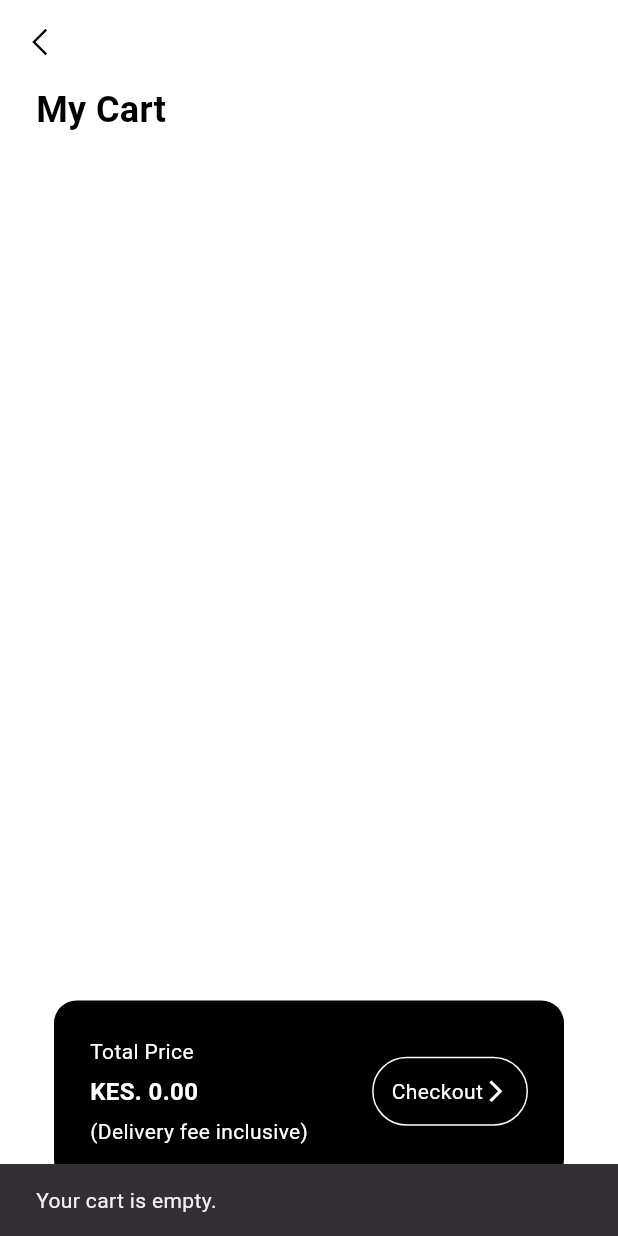
After one commit to art-sparrow/kicks_corner_admin, a Flutter app: the Cart screen opened directly, after a tap on "Checkout", on a phone screen of 412 x 824 dp. The commit adds this screen. Run offline on Flutter 3.47's test engine with Material 3 defaults, Android fonts, the phone set to English and light mode, and no system bars; our stand-ins replace cloud_firestore, firebase_auth, firebase_core, firebase_storage, flutter_local_notifications, google_fonts and 4 more; missing offline and left inert: flutter_web_browser; accounts and stored records are empty.

Commit message:
Fourth commit

```diff
--- /dev/null
+++ b/lib/pages/models/cart.dart
@@ -0,0 +1,393 @@
+// ignore_for_file: prefer_const_constructors, unused_field, unused_local_variable, must_be_immutable, unused_import, depend_on_referenced_packages, use_build_context_synchronously, prefer_final_fields, prefer_const_constructors_in_immutables
+
+import 'package:flutter/material.dart';
+import 'package:google_fonts/google_fonts.dart';
+import 'package:cloud_firestore/cloud_firestore.dart';
+import 'package:firebase_auth/firebase_auth.dart';
+import 'package:firebase_core/firebase_core.dart';
+import 'package:line_awesome_flutter/line_awesome_flutter.dart';
+import 'package:page_transition/page_transition.dart';
+//Once the map screen is integrated, the order received notification will be handled there
+import 'package:flutter_local_notifications/flutter_local_notifications.dart';
+import 'package:kickscorner_admin/pages/services/notification_handler.dart'; //import notification handler
+import 'package:kickscorner_admin/pages/home.dart';
+
+class Cart extends StatefulWidget {
+  Cart({Key? key}) : super(key: key);
+
+  @override
+  State<Cart> createState() => _CartState();
+}
+
+//create an instance of the FlutterLocalNotificationsPlugin
+final FlutterLocalNotificationsPlugin flutterLocalNotificationsPlugin = FlutterLocalNotificationsPlugin();
+
+class _CartState extends State<Cart> {
+  //fetch user data
+  String _currentUserId = '';
+  String _username = '';
+  String _phone = '';
+
+  @override
+  void initState() {
+    super.initState();
+    //initialize the flutterLocalNotificationsPlugin using the LocalNotification created in the "notification_handler.dart"
+    LocalNotification.initialize(flutterLocalNotificationsPlugin);
+  }
+
+  @override
+  void dispose() {
+    // Cancel any Stream subscriptions here if you have any.
+    super.dispose();
+  }
+
+  Future<void> _initializeCurrentUser() async {
+    final user = FirebaseAuth.instance.currentUser;
+    final email = user?.email;
+    if (email != null) {
+      final snapshot = await FirebaseFirestore.instance
+          .collection('admins')
+          .where('email', isEqualTo: email)
+          .limit(1)
+          .get();
+      if (snapshot.docs.isNotEmpty) {
+        _currentUserId = snapshot.docs[0].id;
+        _username = snapshot.docs[0].data()['name'];
+        _phone = snapshot.docs[0].data()['phone'];
+      }
+    }
+  }
+
+  //function that deletes an item from the current user's cart when the delete icon is pressed
+  void deleteFromCart(String productName, String totalPrice) async {
+    await FirebaseFirestore.instance
+        .collection('cart')
+        .where('username', isEqualTo: _username)
+        .where('phone', isEqualTo: _phone)
+        .where('productName', isEqualTo: productName)
+        .where('totalPrice', isEqualTo: totalPrice)
+        .get()
+        .then((snapshot) {
+      for (DocumentSnapshot doc in snapshot.docs) {
+        doc.reference.delete();
+      }
+    });
+  }
+
+  //total price is equal to sum of all total prices and standard delivery fee
+  double calculateTotalPrice(List<QueryDocumentSnapshot> cartItems) {
+    double totalPrice = 0;
+    double deliveryFee = 500;
+    int itemCount = 0;
+
+    for (final cartItem in cartItems) {
+      final cartData = (cartItem.data() as Map<String, dynamic>);
+      final totalPriceValue = double.parse(cartData['totalPrice'] ?? '0');
+      final itemCountValue = cartData['Quantity'] ?? 0;
+
+      totalPrice += totalPriceValue;
+      itemCount += (itemCountValue as int);
+    }
+
+    //only add the delivery fee when the itemcount is greater than 0 - if not return 0
+    //this way 0 items in the cart will also have 0 as the delivery fee
+    totalPrice += (itemCount > 0 ? deliveryFee : 0);
+
+    return totalPrice;
+  }
+
+  //add cart items to "orders" collection in Firestore and navigate to Payment screen
+  void addtoOrders(List<QueryDocumentSnapshot> cartItems, BuildContext context) async {
+    final user = FirebaseAuth.instance.currentUser;
+    final email = user?.email;
+
+    if (email != null) {
+      // Fetch current user's information from admins collection based on their email.
+      final userSnapshot = await FirebaseFirestore.instance
+          .collection('admins')
+          .where('email', isEqualTo: email)
+          .limit(1)
+          .get();
+
+      if (userSnapshot.docs.isNotEmpty) {
+        final userName = userSnapshot.docs[0].data()['name'];
+        final userCity = userSnapshot.docs[0].data()['city'];
+        final userPhone = userSnapshot.docs[0].data()['phone'];
+
+        final currentDate = DateTime.now();
+
+        //return snackbar error if the cart is empty
+        if (cartItems.isEmpty) {
+          ScaffoldMessenger.of(context).showSnackBar(
+            SnackBar(
+              content: Text('Your cart is empty.'),
+              duration: Duration(seconds: 2),
+            ),
+          );
+          return;
+        }
+
+        //extract the "cart" collection data which will be added to the "orders" collection
+        //items that recur are stored in separate Lists --> productName, itemCount/Quantity, selectedColor,
+        //selectedSize.
+        List<String> productNames = [];
+        List<int> itemCounts = [];
+        List<String> selectedColors = [];
+        List<String> selectedSizes = [];
+        double totalPrice = calculateTotalPrice(cartItems); //add the delivery fee as well
+
+        //use a for loop to fetch the recurring items and store them in Lists
+        for (final cartItem in cartItems) {
+          final cartData = (cartItem.data() as Map<String, dynamic>);
+          final productName = cartData['productName'];
+          final itemCount = cartData['Quantity'];
+          final selectedColor = cartData['selectedColor'];
+          final selectedSize = cartData['selectedSize'];
+
+          //add each fetched "cart" item to the "orders" Lists
+          productNames.add(productName);
+          itemCounts.add(itemCount);
+          selectedSizes.add(selectedSize);
+          selectedColors.add(selectedColor);
+        }
+
+        //insert all the "cart" items to the "orders" collection for the current user
+        await FirebaseFirestore.instance.collection('orders').add({
+          'name': userName,
+          'city': userCity,
+          'phone': userPhone,
+          'date': currentDate,
+          'productNames': productNames, // store all product names in an array
+          'selectedSizes': selectedSizes, //store all selected sizes in an array
+          'selectedColors': selectedColors, //store all selected colors in an array
+          'Quantities': itemCounts, // store all item counts in an array
+          'totalPrice': totalPrice, // store the total price
+          'deliveryAddress': '', //later integrate the google map for deliver address addition
+        });
+
+        //delete or clear all the "cart" collection items since they were successfully added
+        //to the "orders" collection
+        await deleteCartItems();
+
+        //show order success local notification using notification_handler.dart
+        LocalNotification.showBigTextNotification(title: 'Kicks Corner Admin', body: 'Order received', flutterLocalNotificationsPlugin: flutterLocalNotificationsPlugin);
+
+        //navigate straight to the map screen or integrate m-pesa and go to the payment screen then map screen
+        //Navigator.push(context, PageTransition(type: PageTransitionType.rightToLeft, child: DeliveryAddress(), isIos: false));
+
+        //in the mean time navigate to home screen using left to right animation
+        Navigator.push(context, PageTransition(type: PageTransitionType.leftToRight, child: Home(), isIos: false));
+      }
+    }
+  }
+
+  //delete all cart items for the current user once the user confirms an order
+  Future<void> deleteCartItems() async {
+    final cartSnapshot = await FirebaseFirestore.instance
+        .collection('cart')
+        .where('username', isEqualTo: _username)
+        .where('phone', isEqualTo: _phone)
+        .get();
+
+    for (final cartItem in cartSnapshot.docs) {
+      await cartItem.reference.delete();
+    }
+  }
+
+  @override
+  Widget build(BuildContext context) {
+    return Scaffold(
+      appBar: AppBar(
+        elevation: 0,
+        backgroundColor: Colors.white,
+        //redirect to home page
+        leading: IconButton(
+          onPressed: () {
+            //Navigator.push(context, MaterialPageRoute(builder: (context) => Home()));
+            Navigator.push(context, PageTransition(type: PageTransitionType.leftToRight, child: Home(), isIos: false));
+          },
+          icon: Icon(LineAwesomeIcons.angle_left),
+          color: Colors.black,
+        ),
+      ),
+      backgroundColor: Colors.white,
+      body: SafeArea(
+        //use a Future builder that returns a ListTile of all the items in the "cart" collection
+        child: FutureBuilder<void>(
+          future: _initializeCurrentUser(),
+          builder: (context, snapshot) {
+            if (snapshot.connectionState == ConnectionState.waiting) {
+              return Center(child: Container());
+            } else if (snapshot.hasError) {
+              return Center(child: Text('Error: ${snapshot.error}'));
+            } else {
+              return StreamBuilder<QuerySnapshot>(
+                stream: FirebaseFirestore.instance
+                    .collection('cart')
+                    .where('username', isEqualTo: _username)
+                    .where('phone', isEqualTo: _phone)
+                    .snapshots(),
+                builder: (context, snapshot) {
+                  if (snapshot.connectionState == ConnectionState.waiting) {
+                    return Center(child: CircularProgressIndicator());
+                  } else if (snapshot.hasError) {
+                    return Center(child: Text('Error: ${snapshot.error}'));
+                  } else {
+                    final cartItems = snapshot.data?.docs ?? [];
+                    return Column(
+                      crossAxisAlignment: CrossAxisAlignment.start,
+                      children: [
+                        Padding(
+                          padding: EdgeInsets.symmetric(horizontal: 24.0),
+                          child: Text(
+                            "My Cart",
+                            textAlign: TextAlign.start,
+                            style: TextStyle(
+                              fontSize: 24,
+                              fontWeight: FontWeight.bold,
+                              color: Colors.black,
+                            ),
+                          ),
+                        ),
+                        Expanded(
+                          child: Padding(
+                            padding: const EdgeInsets.all(12.0),
+                            child: ListView.builder(
+                              itemCount: cartItems.length,
+                              padding: EdgeInsets.all(12),
+                              itemBuilder: (context, index) {
+                                final cartData = (cartItems[index].data() as Map<String, dynamic>);
+                                final productName = cartData['productName'];
+                                final productPicture = cartData['productPicture'];
+                                final totalPrice = cartData['totalPrice'];
+                                final itemCount = cartData['Quantity'];
+
+                                //container showing each "cart" item in a ListTile
+                                return Padding(
+                                  padding: const EdgeInsets.all(12.0),
+                                  child: Container(
+                                    decoration: BoxDecoration(
+                                      color: Colors.white, // Change background color to white
+                                      borderRadius: BorderRadius.circular(15),
+                                      boxShadow: [
+                                        BoxShadow(
+                                          color: Colors.grey.withOpacity(0.5), // Add grey drop shadow
+                                          spreadRadius: 2,
+                                          blurRadius: 5,
+                                          offset: Offset(0, 3),
+                                        ),
+                                      ],
+                                    ),
+                                    child: ListTile(
+                                      leading: Image.network(
+                                        productPicture!,
+                                        height: 36,
+                                      ),
+                                      title: Text(
+                                        productName!,
+                                        style: const TextStyle(fontSize: 18),
+                                      ),
+                                      subtitle: Row(
+                                        children: [
+                                          Text(
+                                            'KES. ${double.parse(totalPrice!.toString()).toStringAsFixed(2)}',
+                                            style: const TextStyle(fontSize: 12),
+                                          ),
+                                          const SizedBox(width: 5),
+                                          Text('($itemCount item(s))'),
+                                        ],
+                                      ),
+                                      trailing: IconButton(
+                                        icon: const Icon(Icons.delete_rounded),
+                                        onPressed: () => deleteFromCart(
+                                          //delete the product where the name and total price match the current item
+                                          productName!,
+                                          double.parse(totalPrice!.toString()).toStringAsFixed(2),
+                                        ),
+                                      ),
+                                    ),
+                                  ),
+                                );
+                              },
+                            ),
+                          ),
+                        ),
+                        //bottom checkout container showing --> Total Price and checkout button
+                        Padding(
+                          padding: const EdgeInsets.all(36.0),
+                          child: Container(
+                            decoration: BoxDecoration(
+                              borderRadius: BorderRadius.circular(15),
+                              color: Colors.black,
+                            ),
+                            padding: const EdgeInsets.all(24),
+                            child: Row(
+                              mainAxisAlignment: MainAxisAlignment.spaceBetween,
+                              children: [
+                                Column(
+                                  crossAxisAlignment: CrossAxisAlignment.start,
+                                  children: [
+                                    Text(
+                                      'Total Price',
+                                      style: TextStyle(color: Colors.white),
+                                    ),
+                                    const SizedBox(height: 5),
+                                    Text(
+                                      'KES. ${calculateTotalPrice(cartItems).toStringAsFixed(2)}',
+                                      style: const TextStyle(
+                                        fontSize: 16,
+                                        fontWeight: FontWeight.bold,
+                                        color: Colors.white,
+                                      ),
+                                    ),
+                                    const SizedBox(height: 5),
+                                    Text(
+                                      '(Delivery fee inclusive)',
+                                      style: TextStyle(color: Colors.white),
+                                    ),
+                                  ],
+                                ),
+                                Container(
+                                  decoration: BoxDecoration(
+                                    border: Border.all(color: Colors.white),
+                                    borderRadius: BorderRadius.circular(28),
+                                  ),
+                                  padding: const EdgeInsets.all(12),
+                                  child: GestureDetector(
+                                    onTap: () {
+                                      //call the addtoOrders function here. Pass the cartItems and current context
+                                      //passing the current context allows us to access the
+                                      //Navigation and switch pages to the next screen
+                                      addtoOrders(cartItems, context);
+                                    },
+                                    child: Row(
+                                      children: const [
+                                        Text(
+                                          'Checkout',
+                                          style: TextStyle(color: Colors.white),
+                                        ),
+                                        Icon(
+                                          Icons.arrow_forward_ios,
+                                          size: 17,
+                                          color: Colors.white,
+                                        ),
+                                      ],
+                                    ),
+                                  ),
+                                ),
+                              ],
+                            ),
+                          ),
+                        ),
+                      ],
+                    );
+                  }
+                },
+              );
+            }
+          },
+        ),
+      ),
+    );
+  }
+}
--- /dev/null
+++ b/lib/pages/services/notification_handler.dart
@@ -0,0 +1,57 @@
+import 'package:flutter_local_notifications/flutter_local_notifications.dart';
+
+//first go to AndroidManifest.xml and add the meta data and intent filter
+//under their respective sections
+/* <meta-data
+    android:name="com.google.firebase.messaging.default_notification_channel_id"
+    android:value="you_can_name_it_whatever1"
+    />
+<intent-filter>
+    <action android:name="FLUTTER_NOTIFICATION_CLICK"/>
+    <category android:name="android.intent.category.DEFAULT"/>
+</intent-filter> */
+
+//Also ensure you have added an app icon in the "res/drawable" folder before defining it as a "var androidInitialize" asset
+//Components of a LocalNotification are 3 on Android and iOS --> Drawable icon, Title and Body.
+
+class LocalNotification{
+  static Future initialize (FlutterLocalNotificationsPlugin flutterLocalNotificationsPlugin)async{
+    //var androidInitialize = const AndroidInitializationSettings("mipmap/ic_launcher"); //uses default flutter icon
+    var androidInitialize = const AndroidInitializationSettings("shoe_icon"); //add a custom icon to the res/drawable/shoe_icon.png and reference it here
+
+    DarwinInitializationSettings initializationSettingsDarwin = const DarwinInitializationSettings();
+
+    var initializationsSettings = InitializationSettings(
+      android: androidInitialize, iOS: initializationSettingsDarwin
+    );
+
+    await flutterLocalNotificationsPlugin.initialize(initializationsSettings);
+  }
+
+  static Future showBigTextNotification({
+      var id = 0,
+      required String title,
+      required String body,
+      var payload,
+      required FlutterLocalNotificationsPlugin flutterLocalNotificationsPlugin,
+    })async{
+      AndroidNotificationDetails androidNotificationDetails = const AndroidNotificationDetails(
+        'you_can_name_it_whatever1',
+        'channel_name',
+        playSound: true,
+        importance: Importance.max,
+        priority: Priority.high
+      );
+
+      const DarwinNotificationDetails darwinNotificationDetails = DarwinNotificationDetails(
+        presentSound: false
+      );
+
+      var not = NotificationDetails(
+        android: androidNotificationDetails,
+        iOS: darwinNotificationDetails,
+      );
+
+      await flutterLocalNotificationsPlugin.show(0, title, body, not);
+    }
+}
--- a/lib/pages/services/view_users.dart
+++ b/lib/pages/services/view_users.dart
@@ -98,8 +98,8 @@ class _ViewUsersState extends State<ViewUsers> {
               Stack(
                 children: [
                   SizedBox(
-                    width: 120,
-                    height: 120,
+                    width: 60,
+                    height: 60,
                     child: ClipRRect(
                       borderRadius: BorderRadius.circular(100),
                       child: Image.asset(
```
Also changed, not shown: lib/pages/home.dart (+52 -6 lines), lib/pages/models/view_product.dart (+14 -4 lines), 1 other file.
